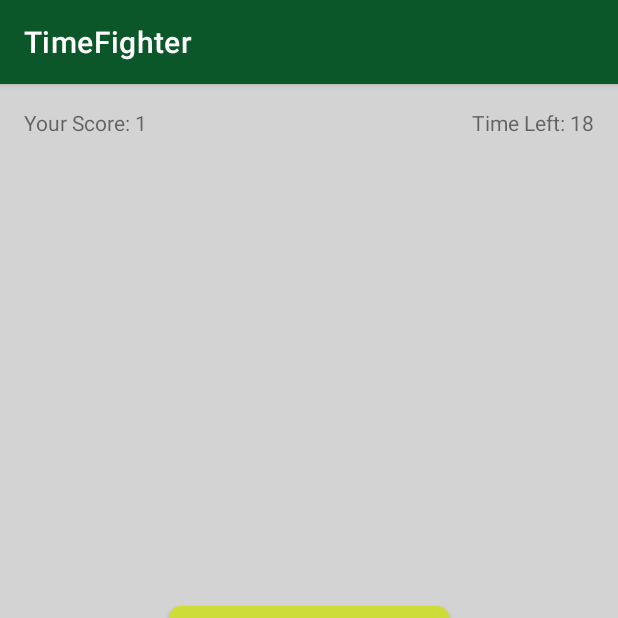
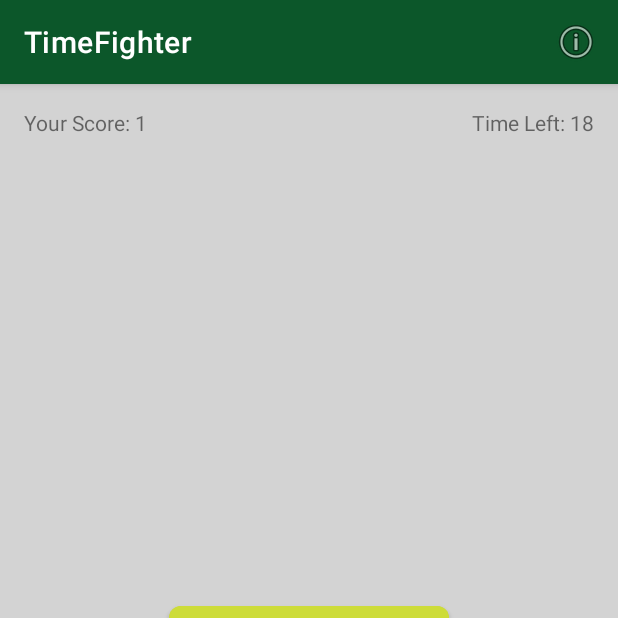
Before and after one commit to KICSIT-Mobile-App-Development/Time-Fighter, an Android app: the screen it shows after launch (MainActivity), after a tap on "TAP ME!", on a phone screen of 412 x 824 dp, the top half of it. Run offline under Robolectric (Android 15) with nearby library versions, the phone set to English and light mode, and no system bars.

Commit message:
added menu and alertdialog demo

```diff
--- a/app/src/main/java/com/example/timefighter/MainActivity.kt
+++ b/app/src/main/java/com/example/timefighter/MainActivity.kt
@@ -1,13 +1,18 @@
 package com.example.timefighter
 
+import android.os.Build.VERSION
 import androidx.appcompat.app.AppCompatActivity
 import android.os.Bundle
 import android.os.CountDownTimer
 import android.util.Log
+import android.view.Menu
+import android.view.MenuItem
 import android.view.animation.AnimationUtils
 import android.widget.Button
 import android.widget.TextView
 import android.widget.Toast
+import androidx.appcompat.app.AlertDialog
+import com.example.timefighter.BuildConfig.VERSION_NAME
 
 class MainActivity : AppCompatActivity() {
     companion object{
@@ -29,6 +34,28 @@ class MainActivity : AppCompatActivity() {
 
     private lateinit var countDownTimer: CountDownTimer
 
+    override fun onCreateOptionsMenu(menu: Menu?): Boolean {
+        super.onCreateOptionsMenu(menu)
+        menuInflater.inflate(R.menu.menu, menu)
+        return true
+    }
+
+    override fun onOptionsItemSelected(item: MenuItem): Boolean {
+        super.onOptionsItemSelected(item)
+        if(item.itemId == R.id.about_item){
+            showInfo()
+        }
+        return true
+    }
+
+    private fun showInfo(){
+        AlertDialog
+            .Builder(this)
+            .setTitle(getString(R.string.about_title, VERSION_NAME))
+            .setMessage(getString(R.string.about_message))
+            .create()
+            .show()
+    }
     override fun onCreate(savedInstanceState: Bundle?) {
         super.onCreate(savedInstanceState)
         setContentView(R.layout.activity_main)
--- /dev/null
+++ b/app/src/main/res/menu/menu.xml
@@ -0,0 +1,10 @@
+<?xml version="1.0" encoding="utf-8"?>
+<menu xmlns:app="http://schemas.android.com/apk/res-auto"
+    xmlns:android="http://schemas.android.com/apk/res/android">
+
+    <item
+        android:id="@+id/about_item"
+        android:icon="@android:drawable/ic_menu_info_details"
+        android:title="@string/about"
+        app:showAsAction="always" />
+</menu>
--- a/app/src/main/res/values/strings.xml
+++ b/app/src/main/res/values/strings.xml
@@ -4,4 +4,9 @@
     <string name="time_left">Time Left: %1$d</string>
     <string name="tap_me">Tap Me!</string>
     <string name="game_over">Game Over, Your score Score: %1$d</string>
+
+    <string name="about">About</string>
+    <string name="about_title">TimeFighter %1$s</string>
+    <string name="about_message">Created by FAHAD AKBAR</string>
+
 </resources>
```
